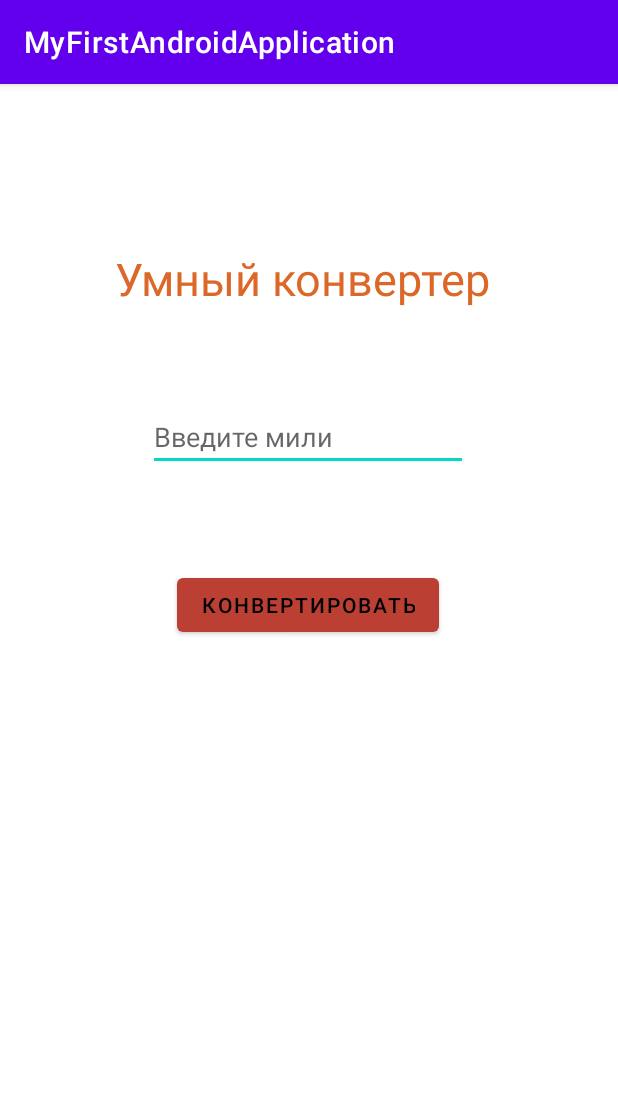
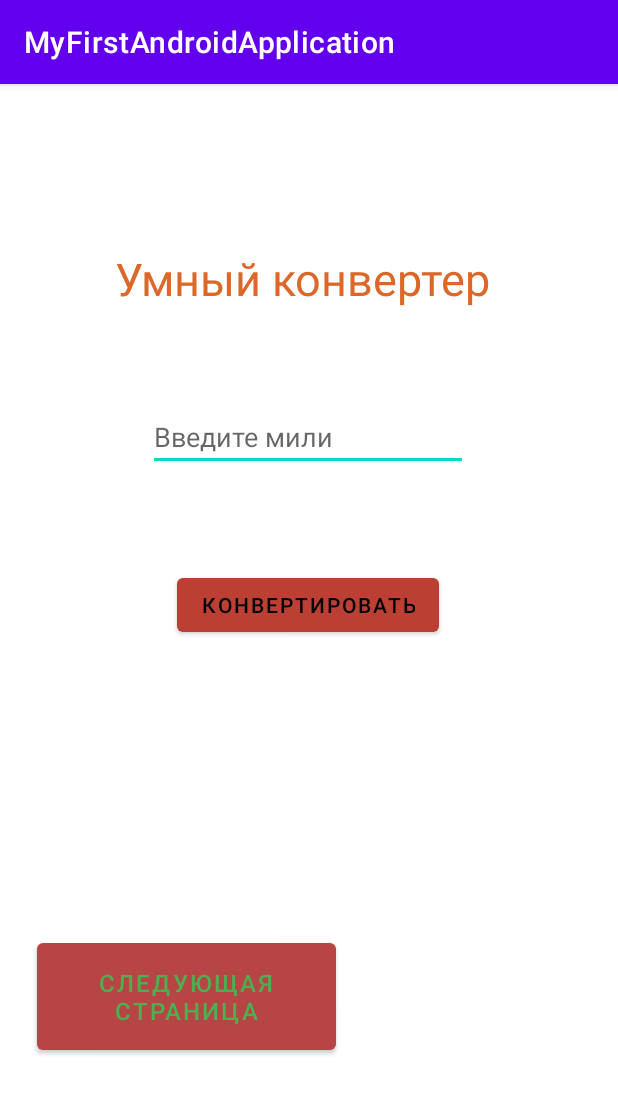
Before and after one commit to Nik-neman/MyFirstAndroidApplication, an Android app: the screen it shows after launch (MainActivity), on a phone screen of 412 x 824 dp. Shown: the top 1094 px of the screen. Run offline under Robolectric (Android 15) with nearby library versions, the phone set to English and light mode, and no system bars.

Commit message:
add second Activity

```diff
--- a/app/src/main/java/com/example/myfirstandroidapplication/MainActivity.java
+++ b/app/src/main/java/com/example/myfirstandroidapplication/MainActivity.java
@@ -3,6 +3,7 @@ package com.example.myfirstandroidapplication;
 import androidx.appcompat.app.AlertDialog;
 import androidx.appcompat.app.AppCompatActivity;
 import android.content.DialogInterface;
+import android.content.Intent;
 import android.content.res.ColorStateList;
 import android.graphics.Color;
 import android.os.Build;
@@ -13,12 +14,15 @@ import android.widget.EditText;
 import android.widget.TextView;
 import android.widget.Toast;
 
+import com.google.android.material.floatingactionbutton.FloatingActionButton;
+
 public class MainActivity extends AppCompatActivity {
 
         private EditText text_from_user;
         private TextView result;
         private Button btn;
         private float num;
+        private Button nextPageBtn;
 
     @Override
     protected void onCreate(Bundle savedInstanceState) {
@@ -31,6 +35,17 @@ public class MainActivity extends AppCompatActivity {
          this.text_from_user = findViewById(R.id.editText);
          this.result = findViewById(R.id.result_field);
          this.btn = findViewById(R.id.button_convert);
+         this.nextPageBtn = findViewById(R.id.nextPageBtn);
+
+         nextPageBtn.setOnClickListener(new View.OnClickListener() {
+             @Override
+             public void onClick(View view) {
+//                 Intent intent = new Intent("com.example.myfirstandroidapplication.LoginPageActivity");
+                 Intent intent = new Intent(MainActivity.this, LoginPageActivity.class);
+                 startActivity(intent);
+                 result.setText("Переходим на другую страницу");
+             }
+         });
 
         btn.setOnClickListener(new View.OnClickListener() {
             @Override
--- a/app/src/main/res/layout/activity_main.xml
+++ b/app/src/main/res/layout/activity_main.xml
@@ -61,9 +61,24 @@
         android:textSize="24sp"
         app:layout_constraintBottom_toBottomOf="parent"
         app:layout_constraintEnd_toEndOf="parent"
-        app:layout_constraintHorizontal_bias="0.473"
+        app:layout_constraintHorizontal_bias="0.435"
         app:layout_constraintStart_toStartOf="parent"
         app:layout_constraintTop_toTopOf="parent"
-        app:layout_constraintVertical_bias="0.733" />
+        app:layout_constraintVertical_bias="0.621" />
+
+    <Button
+        android:id="@+id/nextPageBtn"
+        android:layout_width="199dp"
+        android:layout_height="83dp"
+        android:text="Следующая страница"
+        android:textColor="#4CAF50"
+        android:textSize="16sp"
+        app:backgroundTint="#B84545"
+        app:layout_constraintBottom_toBottomOf="parent"
+        app:layout_constraintEnd_toEndOf="parent"
+        app:layout_constraintHorizontal_bias="0.117"
+        app:layout_constraintStart_toStartOf="parent"
+        app:layout_constraintTop_toTopOf="parent"
+        app:layout_constraintVertical_bias="0.828" />
 
 </androidx.constraintlayout.widget.ConstraintLayout>
--- a/app/src/main/res/values/strings.xml
+++ b/app/src/main/res/values/strings.xml
@@ -1,4 +1,8 @@
 <resources>
     <string name="app_name">MyFirstAndroidApplication</string>
     <string name="in_app_name">Умный конвертер</string>
+    <string name="title_activity_login_page">LoginPageActivity</string>
+    <string name="title_home">Home</string>
+    <string name="title_dashboard">Dashboard</string>
+    <string name="title_notifications">Notifications</string>
 </resources>
```
Also changed, not shown: app/src/main/AndroidManifest.xml (+13 -4 lines), app/src/main/java/com/example/myfirstandroidapplication/LoginPageActivity.java (added, +14 -0 lines), app/src/main/res/layout/activity_login_page.xml (added, +20 -0 lines).
